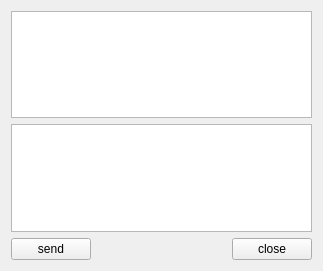
First picture: the form in src/SimpleChat/server/serverwidget.ui, repository JosanSun/SimpleChat, before the edit.
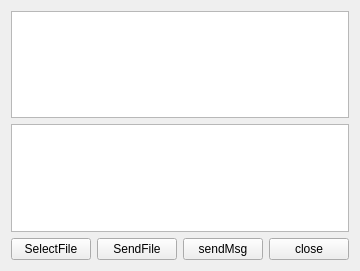
Second picture: the form after the edit.

```diff
--- a/src/SimpleChat/server/serverwidget.ui
+++ b/src/SimpleChat/server/serverwidget.ui
@@ -14,37 +14,38 @@
    <string>ServerWidget</string>
   </property>
   <layout class="QGridLayout" name="gridLayout">
-   <item row="0" column="0" colspan="3">
+   <item row="0" column="0" colspan="4">
     <widget class="QTextEdit" name="textEditReceive">
      <property name="readOnly">
       <bool>true</bool>
      </property>
     </widget>
    </item>
-   <item row="1" column="0" colspan="3">
+   <item row="1" column="0" colspan="4">
     <widget class="QTextEdit" name="textEditSend"/>
    </item>
    <item row="2" column="0">
-    <widget class="QPushButton" name="buttonSend">
+    <widget class="QPushButton" name="buttonSelectFile">
      <property name="text">
-      <string>send</string>
+      <string>SelectFile</string>
      </property>
     </widget>
    </item>
    <item row="2" column="1">
-    <spacer name="horizontalSpacer">
-     <property name="orientation">
-      <enum>Qt::Horizontal</enum>
+    <widget class="QPushButton" name="buttonSendFile">
+     <property name="text">
+      <string>SendFile</string>
      </property>
-     <property name="sizeHint" stdset="0">
-      <size>
-       <width>328</width>
-       <height>20</height>
-      </size>
-     </property>
-    </spacer>
+    </widget>
    </item>
    <item row="2" column="2">
+    <widget class="QPushButton" name="buttonSend">
+     <property name="text">
+      <string>sendMsg</string>
+     </property>
+    </widget>
+   </item>
+   <item row="2" column="3">
     <widget class="QPushButton" name="buttonClose">
      <property name="text">
       <string>close</string>
```
